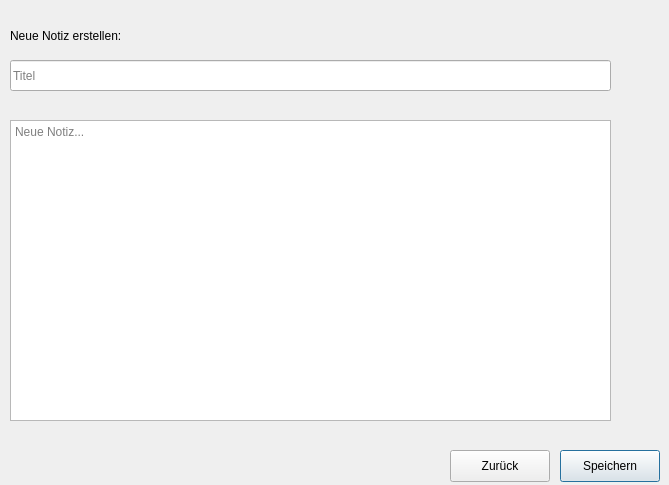
First picture: the form in newnote.ui, repository as070700/Noteapp, before the edit.
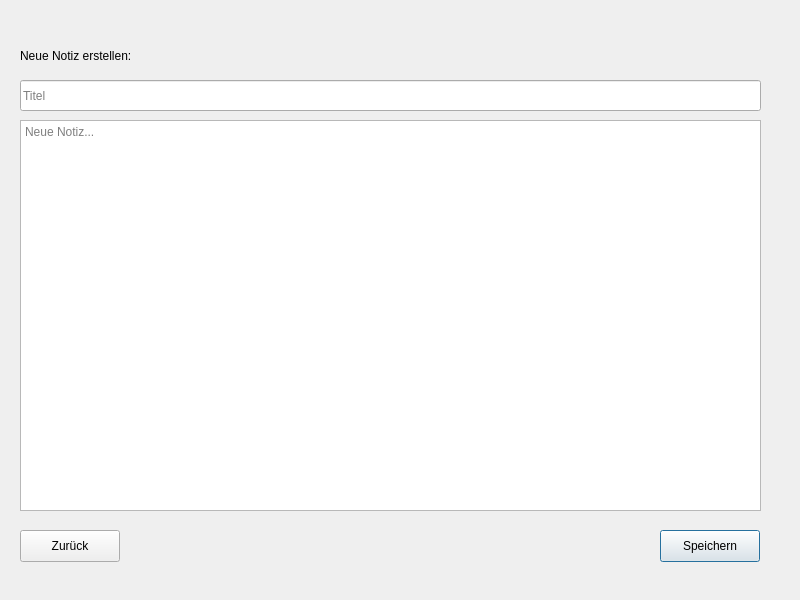
Second picture: the form after the edit.

Diff of the .ui file:
```diff
--- a/newnote.ui
+++ b/newnote.ui
@@ -6,8 +6,8 @@
    <rect>
     <x>0</x>
     <y>0</y>
-    <width>669</width>
-    <height>485</height>
+    <width>800</width>
+    <height>600</height>
    </rect>
   </property>
   <property name="windowTitle">
@@ -16,8 +16,8 @@
   <widget class="QLabel" name="label">
    <property name="geometry">
     <rect>
-     <x>10</x>
-     <y>20</y>
+     <x>20</x>
+     <y>40</y>
      <width>221</width>
      <height>31</height>
     </rect>
@@ -29,10 +29,10 @@
   <widget class="QTextEdit" name="content_lineEdit_newnote">
    <property name="geometry">
     <rect>
-     <x>10</x>
+     <x>20</x>
      <y>120</y>
-     <width>601</width>
-     <height>301</height>
+     <width>741</width>
+     <height>391</height>
     </rect>
    </property>
    <property name="placeholderText">
@@ -42,9 +42,9 @@
   <widget class="QLineEdit" name="title_lineEdit_newnote">
    <property name="geometry">
     <rect>
-     <x>10</x>
-     <y>60</y>
-     <width>601</width>
+     <x>20</x>
+     <y>80</y>
+     <width>741</width>
      <height>31</height>
     </rect>
    </property>
@@ -55,8 +55,8 @@
   <widget class="QPushButton" name="saveButton_newnote">
    <property name="geometry">
     <rect>
-     <x>560</x>
-     <y>450</y>
+     <x>660</x>
+     <y>530</y>
      <width>100</width>
      <height>32</height>
     </rect>
@@ -68,8 +68,8 @@
   <widget class="QPushButton" name="backButton_newnote">
    <property name="geometry">
     <rect>
-     <x>450</x>
-     <y>450</y>
+     <x>20</x>
+     <y>530</y>
      <width>100</width>
      <height>32</height>
     </rect>
```
